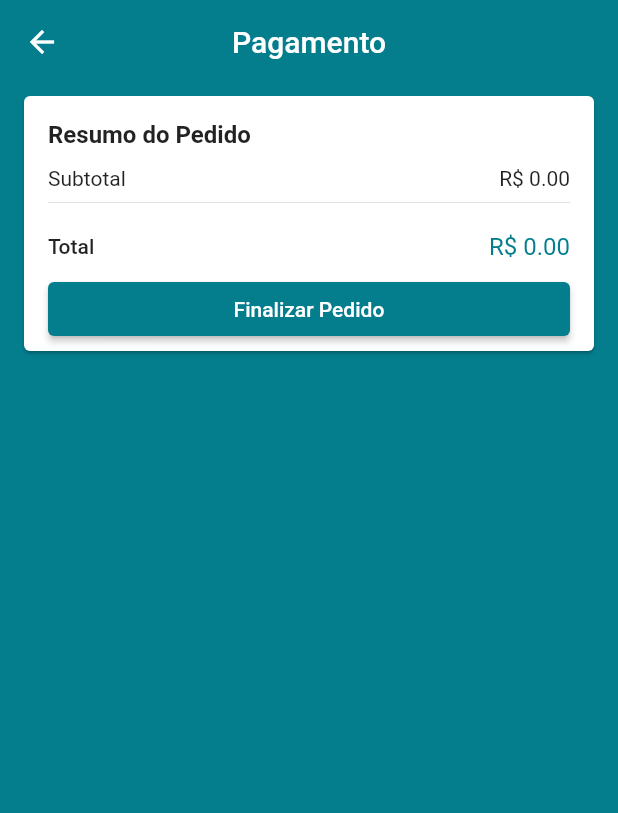
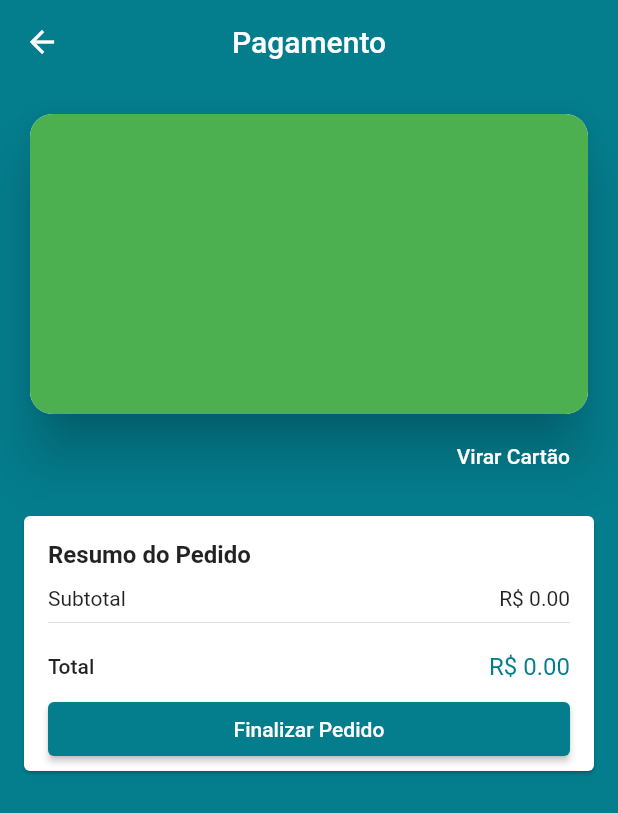
Before and after one commit to clenilsonsilva/loja_virtual_flutter, a Flutter app: the CheckoutScreen screen opened by its route, on a phone screen of 412 x 824 dp. Shown: the top 813 px of the screen. Run offline on Flutter 3.47's test engine with Material 2 defaults, Android fonts, the phone set to English and light mode, and no system bars; drawn by our look-alikes of flip_card; our stand-ins replace brasil_fields, carousel_slider, cloud_firestore, dio, firebase_auth, firebase_core and 9 more; missing offline and left inert: alphabet_list_scroll_view, map_launcher; accounts and stored records are empty.

Commit message:
146. Criando um Cartão Animado

```diff
--- a/lib/screen/checkout/checkout_screen.dart
+++ b/lib/screen/checkout/checkout_screen.dart
@@ -1,10 +1,10 @@
 import 'package:flutter/material.dart';
 import 'package:loja_virtual/common/price_card.dart';
-import 'package:loja_virtual/models/page_manager.dart';
 import 'package:provider/provider.dart';
 
 import '../../models/cart_manager.dart';
 import '../../models/ckeckout_manager.dart';
+import 'components/credit_card_widget.dart';
 
 class CheckoutScreen extends StatelessWidget {
   CheckoutScreen({super.key});
@@ -50,6 +50,7 @@ class CheckoutScreen extends StatelessWidget {
             } else {
               return ListView(
                 children: [
+                  CreditCardWidget(),
                   PriceCard(
                     buttonText: 'Finalizar Pedido',
                     onPressed: () {
--- /dev/null
+++ b/lib/screen/checkout/components/card_back.dart
@@ -0,0 +1,18 @@
+import 'package:flutter/material.dart';
+
+class CardBack extends StatelessWidget {
+  const CardBack({super.key});
+
+  @override
+  Widget build(BuildContext context) {
+    return Card(
+      clipBehavior: Clip.antiAlias,
+      shape: RoundedRectangleBorder(borderRadius: BorderRadius.circular(15)),
+      elevation: 16,
+      child: Container(
+        height: 200,
+        color: Colors.red,
+      ),
+    );
+  }
+}
--- /dev/null
+++ b/lib/screen/checkout/components/card_front.dart
@@ -0,0 +1,18 @@
+import 'package:flutter/material.dart';
+
+class CardFront extends StatelessWidget {
+  const CardFront({super.key});
+
+  @override
+  Widget build(BuildContext context) {
+    return Card(
+      clipBehavior: Clip.antiAlias,
+      shape: RoundedRectangleBorder(borderRadius: BorderRadius.circular(15)),
+      elevation: 16,
+      child: Container(
+        height: 200,
+        color: Colors.green,
+      ),
+    );
+  }
+}
--- /dev/null
+++ b/lib/screen/checkout/components/credit_card_widget.dart
@@ -0,0 +1,40 @@
+import 'package:flip_card/flip_card.dart';
+import 'package:flutter/material.dart';
+
+import 'card_back.dart';
+import 'card_front.dart';
+
+class CreditCardWidget extends StatelessWidget {
+  CreditCardWidget({super.key});
+
+  final cardKey = GlobalKey<FlipCardState>();
+  @override
+  Widget build(BuildContext context) {
+    return Padding(
+      padding: const EdgeInsets.fromLTRB(16, 16, 16, 8),
+      child: Column(
+        crossAxisAlignment: CrossAxisAlignment.end,
+        children: [
+          FlipCard(
+            key: cardKey,
+            flipOnTouch: false,
+            direction: FlipDirection.HORIZONTAL,
+            speed: 700,
+            front: CardFront(),
+            back: CardBack(),
+          ),
+          ElevatedButton(
+            onPressed: () {
+              cardKey.currentState?.toggleCard();
+            },
+            style: ElevatedButton.styleFrom(
+              backgroundColor: Colors.transparent,
+              elevation: 0,
+            ),
+            child: const Text('Virar Cartão'),
+          )
+        ],
+      ),
+    );
+  }
+}
--- a/lib/screen/stores/components/store_card.dart
+++ b/lib/screen/stores/components/store_card.dart
@@ -1,9 +1,9 @@
 import 'package:flutter/material.dart';
 import 'package:flutter_svg/svg.dart';
 import 'package:loja_virtual/common/custom_iconbutton.dart';
+import 'package:map_launcher/map_launcher.dart';
 import 'package:url_launcher/url_launcher.dart';
 import '../../../models/store.dart';
-import 'package:map_launcher/map_launcher.dart';
 
 class StoreCard extends StatelessWidget {
   const StoreCard({super.key, required this.store});
--- a/pubspec.yaml
+++ b/pubspec.yaml
@@ -31,6 +31,7 @@ dependencies:
   image_gallery_saver: '^1.7.1'
   url_launcher: ^6.1.10
   flutter_svg: ^2.0.5
+  flip_card: ^0.7.0
 
 dev_dependencies:
   flutter_test:
```
Also changed, not shown: pubspec.lock, 1 other file.
